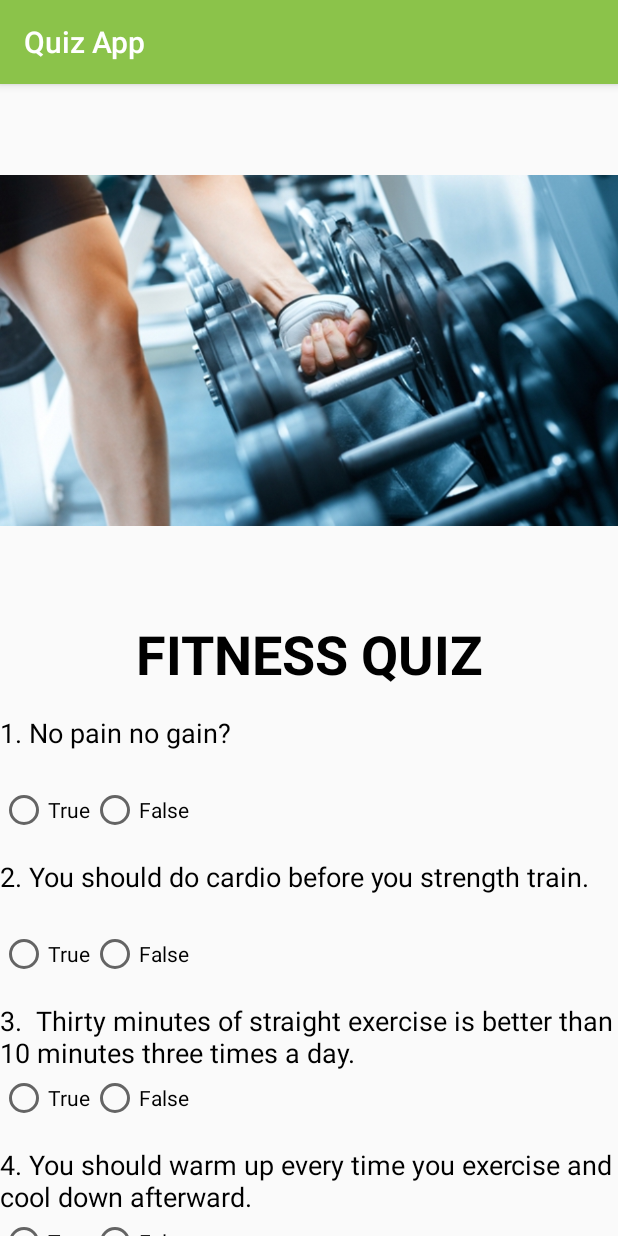
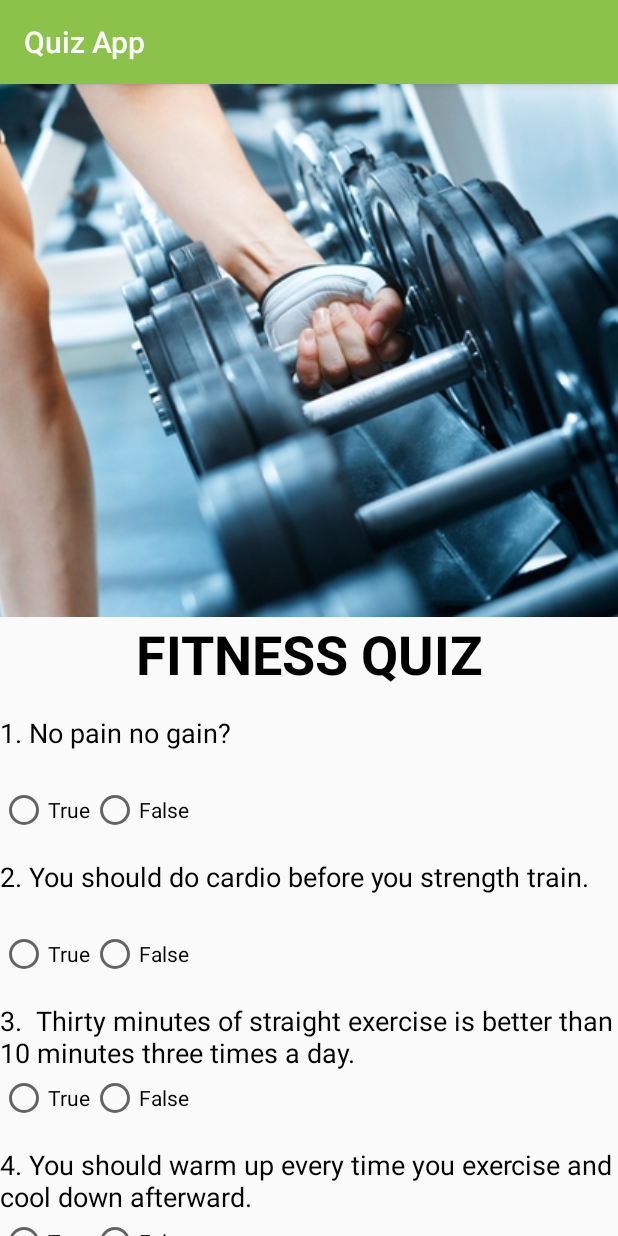
Before and after one commit to m0nst3rdr1v3n/QuizApp, an Android app: the screen it shows after launch (MainActivity), on a phone screen of 412 x 824 dp. Run offline under Robolectric (Android 15) with nearby library versions, the phone set to English and light mode, and no system bars.

Commit message:
Final Submission

```diff
--- a/app/src/main/AndroidManifest.xml
+++ b/app/src/main/AndroidManifest.xml
@@ -8,7 +8,8 @@
         android:label="@string/app_name"
         android:supportsRtl="true"
         android:theme="@style/AppTheme">
-        <activity android:name=".MainActivity">
+        <activity android:name=".MainActivity"
+            android:configChanges="keyboardHidden|orientation|screenSize">
             <intent-filter>
                 <action android:name="android.intent.action.MAIN" />
 
--- a/app/src/main/res/layout/activity_main.xml
+++ b/app/src/main/res/layout/activity_main.xml
@@ -16,11 +16,13 @@
             android:layout_height="match_parent"
             android:orientation="vertical">
 
+
             <ImageView
-                android:layout_width="wrap_content"
-                android:layout_height="wrap_content"
-                android:layout_weight="2"
+                android:layout_width="match_parent"
+                android:layout_height="match_parent"
+                android:scaleType="centerCrop"
                 android:src="@drawable/fitness" />
+
 
             <TextView
                 android:layout_width="match_parent"
@@ -29,9 +31,9 @@
                 android:gravity="center_horizontal"
                 android:text="Fitness Quiz"
                 android:textAllCaps="true"
-                android:textStyle="bold"
                 android:textColor="#000000"
-                android:textSize="36dp" />
+                android:textSize="36sp"
+                android:textStyle="bold" />
 
 
             <TextView
@@ -39,19 +41,20 @@
                 android:text="1. No pain no gain?" />
 
             <RadioGroup
+                android:id="@+id/radio_group_1"
                 android:layout_width="wrap_content"
                 android:layout_height="wrap_content"
                 android:orientation="horizontal">
 
                 <RadioButton
-                    style="@style/radio_button_true"
                     android:id="@+id/radio_button_true1"
-                    android:onClick="onRadioButtonClicked"/>
+                    style="@style/radio_button_true" />
+
 
                 <RadioButton
-                    style="@style/radio_button_false"
                     android:id="@+id/radio_button_false1"
-                    android:onClick="onRadioButtonClicked"/>
+                    style="@style/radio_button_false" />
+
 
             </RadioGroup>
 
@@ -60,19 +63,20 @@
                 android:text="2. You should do cardio before you strength train. " />
 
             <RadioGroup
+                android:id="@+id/radio_group_2"
                 android:layout_width="wrap_content"
                 android:layout_height="wrap_content"
                 android:orientation="horizontal">
 
                 <RadioButton
-                    style="@style/radio_button_true"
                     android:id="@+id/radio_button_true2"
-                    android:onClick="onRadioButtonClicked"/>
+                    style="@style/radio_button_true" />
+
 
                 <RadioButton
-                    style="@style/radio_button_false"
                     android:id="@+id/radio_button_false2"
-                    android:onClick="onRadioButtonClicked"/>
+                    style="@style/radio_button_false" />
+
 
             </RadioGroup>
 
@@ -81,19 +85,20 @@
                 android:text="3.  Thirty minutes of straight exercise is better than 10 minutes three times a day. " />
 
             <RadioGroup
+                android:id="@+id/radio_group_3"
                 android:layout_width="wrap_content"
                 android:layout_height="wrap_content"
                 android:orientation="horizontal">
 
                 <RadioButton
-                    style="@style/radio_button_true"
                     android:id="@+id/radio_button_true3"
-                    android:onClick="onRadioButtonClicked"/>
+                    style="@style/radio_button_true" />
+
 
                 <RadioButton
-                    style="@style/radio_button_false"
                     android:id="@+id/radio_button_false3"
-                    android:onClick="onRadioButtonClicked"/>
+                    style="@style/radio_button_false" />
+
 
             </RadioGroup>
 
@@ -102,19 +107,20 @@
                 android:text="4. You should warm up every time you exercise and cool down afterward." />
 
             <RadioGroup
+                android:id="@+id/radio_group_4"
                 android:layout_width="wrap_content"
                 android:layout_height="wrap_content"
                 android:orientation="horizontal">
 
                 <RadioButton
-                    style="@style/radio_button_true"
                     android:id="@+id/radio_button_true4"
-                    android:onClick="onRadioButtonClicked"/>
+                    style="@style/radio_button_true" />
+
 
                 <RadioButton
-                    style="@style/radio_button_false"
                     android:id="@+id/radio_button_false4"
-                    android:onClick="onRadioButtonClicked"/>
+                    style="@style/radio_button_false" />
+
 
             </RadioGroup>
 
@@ -123,19 +129,20 @@
                 android:text="5. Water is always better then sports drinks." />
 
             <RadioGroup
+                android:id="@+id/radio_group_5"
                 android:layout_width="wrap_content"
                 android:layout_height="wrap_content"
                 android:orientation="horizontal">
 
                 <RadioButton
-                    style="@style/radio_button_true"
                     android:id="@+id/radio_button_true5"
-                    android:onClick="onRadioButtonClicked"/>
+                    style="@style/radio_button_true" />
+
 
                 <RadioButton
-                    style="@style/radio_button_false"
                     android:id="@+id/radio_button_false5"
-                    android:onClick="onRadioButtonClicked"/>
+                    style="@style/radio_button_false" />
+
 
             </RadioGroup>
 
@@ -151,62 +158,68 @@
                     android:id="@+id/bench_press"
                     android:layout_width="wrap_content"
                     android:layout_height="wrap_content"
-                    android:text="Bench Press"
-                    android:onClick="onCheckboxClicked"/>
+                    android:text="Bench Press" />
+
 
                 <CheckBox
                     android:id="@+id/dead_lift"
                     android:layout_width="wrap_content"
                     android:layout_height="wrap_content"
                     android:layout_marginLeft="180dp"
-                    android:text="Deadlift"
-                    android:onClick="onCheckboxClicked"/>
+                    android:text="Deadlift" />
+
 
                 <CheckBox
                     android:id="@+id/t_bar_row"
-                    android:layout_below="@id/dead_lift"
                     android:layout_width="wrap_content"
                     android:layout_height="wrap_content"
+                    android:layout_below="@id/dead_lift"
                     android:layout_marginLeft="180dp"
-                    android:text="Standing T-Bar Row"
-                    android:onClick="onCheckboxClicked"/>
+                    android:text="Standing T-Bar Row" />
+
 
                 <CheckBox
                     android:id="@+id/cable_row"
-                    android:layout_below="@+id/bench_press"
                     android:layout_width="wrap_content"
                     android:layout_height="wrap_content"
-                    android:text="Seated Cable Row"
-                    android:onClick="onCheckboxClicked"/>
+                    android:layout_below="@+id/bench_press"
+                    android:text="Seated Cable Row" />
+
 
                 <CheckBox
                     android:id="@+id/squats"
-                    android:layout_below="@+id/cable_row"
                     android:layout_width="wrap_content"
                     android:layout_height="wrap_content"
-                    android:text="Squats"
-                    android:onClick="onCheckboxClicked"/>
+                    android:layout_below="@+id/cable_row"
+                    android:onClick="onCheckboxClicked"
+                    android:text="Squats" />
 
                 <CheckBox
                     android:id="@+id/hammer_curls"
-                    android:layout_below="@id/t_bar_row"
                     android:layout_width="wrap_content"
                     android:layout_height="wrap_content"
+                    android:layout_below="@id/t_bar_row"
                     android:layout_marginLeft="180dp"
-                    android:text="Hammer Curls"
-                    android:onClick="onCheckboxClicked"/>
+                    android:text="Hammer Curls" />
+
 
             </RelativeLayout>
 
+            <TextView
+                style="@style/questions"
+                android:text="7. You're stuck with the metabolic rate you're born with? ( true or false )" />
+
             <EditText
-                style="@style/edit_text"
-                android:id="@+id/edit_text"
-                android:inputType="textCapWords"/>
+                android:id="@+id/answer_edit_text"
+                style="@style/answer_seven"
+                android:inputType="textCapSentences"
+                android:maxLength="5" />
+
 
             <Button
+                android:id="@+id/submit"
                 style="@style/submit"
-                android:id="@+id/submit"
-                android:onClick="submit"/>
+                android:onClick="submit" />
 
         </LinearLayout>
     </ScrollView>
--- a/app/src/main/res/values/strings.xml
+++ b/app/src/main/res/values/strings.xml
@@ -1,11 +1,11 @@
 <?xml version="1.0" encoding="utf-8"?>
-    <resources xmlns:xliff="urn:oasis:names:tc:xliff:document:1.2">
+<resources xmlns:xliff="urn:oasis:names:tc:xliff:document:1.2">
     <string name="app_name">Quiz App</string>
 
-    <string name="edit_text">Name: <xliff:g id="name" example="Amy">%s</xliff:g></string>
+    <string name="edit_text">Name: <xliff:g example="Amy" id="name">%s</xliff:g></string>
 
     <!--Total score for the quiz to be displayed. [CHAR LIMIT=NONE]-->
-    <string name="starting_grade">Total Score: <xliff:g id="startingGrade" example="2">%s</xliff:g></string>
+    <string name="starting_grade">Total Score: <xliff:g example="2" id="startingGrade">%s</xliff:g></string>
 
 
 </resources>
--- a/app/src/main/res/values/styles.xml
+++ b/app/src/main/res/values/styles.xml
@@ -13,7 +13,7 @@
         <item name="android:textSize">18sp</item>
         <item name="android:layout_weight">1</item>
         <item name="android:layout_width">wrap_content</item>
-        <item name="android:layout_marginTop">16sp</item>
+        <item name="android:layout_marginTop">16dp</item>
         <item name="android:layout_height">48dp</item>
         <item name="android:textColor">#000000</item>
     </style>
@@ -41,10 +41,11 @@
         <item name="android:background">#EF9A9A</item>
     </style>
 
-    <!--Edit text for entering name.-->
-    <style name="edit_text">
-        <item name="android:layout_width">match_parent</item>
+
+    <!--Edit text for question 7 answer.-->
+    <style name="answer_seven">
+        <item name="android:layout_width">wrap_content</item>
         <item name="android:layout_height">match_parent</item>
-        <item name="android:hint">Name</item>
+        <item name="android:hint">Type Answer</item>
     </style>
 </resources>
```
Also changed, not shown: app/src/main/java/com/example/android/quizapp/MainActivity.java (+79 -189 lines), app/src/main/res/drawable/fitnesspic.jpg (added).
